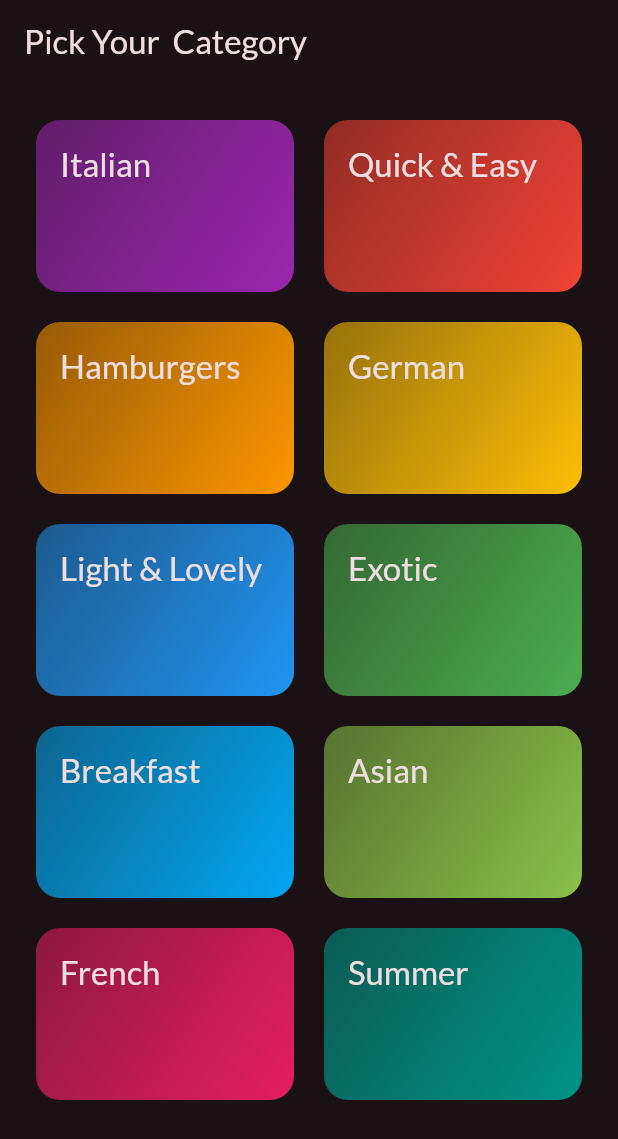
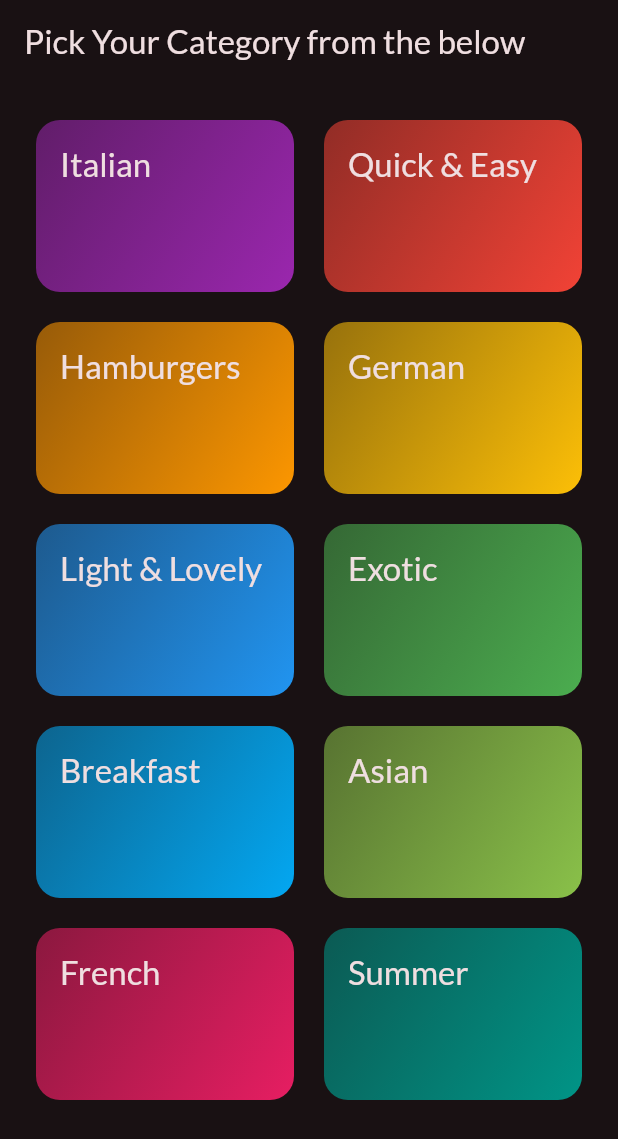
Before and after one commit to BilalYamin127/mealsApp, a Flutter app: the screen it shows after launch, on a phone screen of 412 x 824 dp. Shown: the top 1139 px of the screen. Run offline on Flutter 3.47's test engine with Material 3 defaults, Android fonts, the phone set to English and light mode, and no system bars; our stand-ins replace google_fonts.

Commit message:
catScreen. dart update

```diff
--- a/lib/Screen/categoriesScreen.dart
+++ b/lib/Screen/categoriesScreen.dart
@@ -26,7 +26,7 @@ class CategoriesScreen extends StatelessWidget {
 
     return Scaffold(
       appBar: AppBar(
-        title: const Text('Pick Your  Category'),
+        title: const Text('Pick Your Category from the below'),
       ),
       body: GridView(
         padding: const EdgeInsets.all(24),
```
